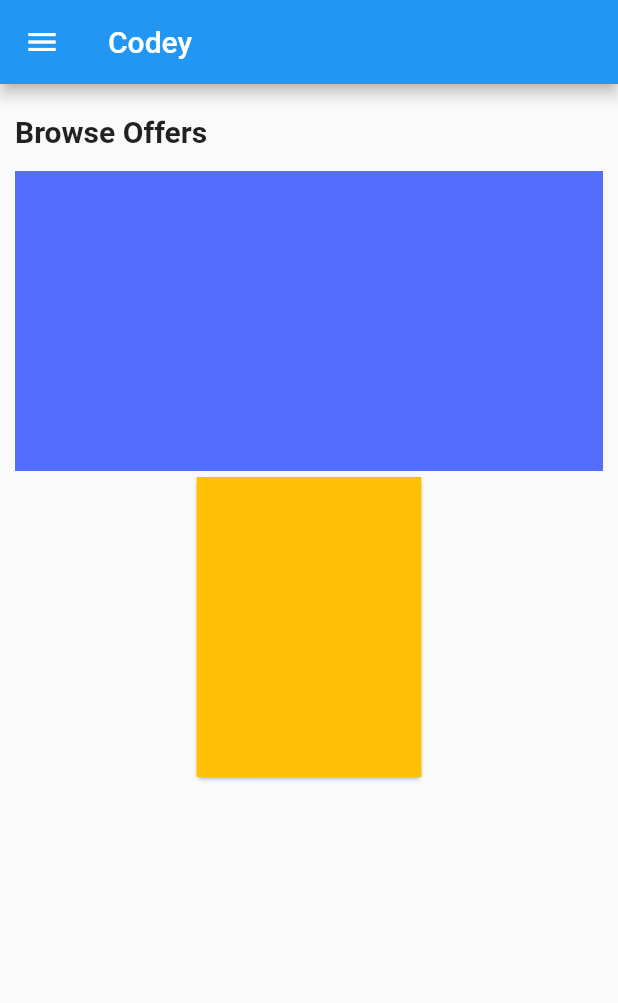
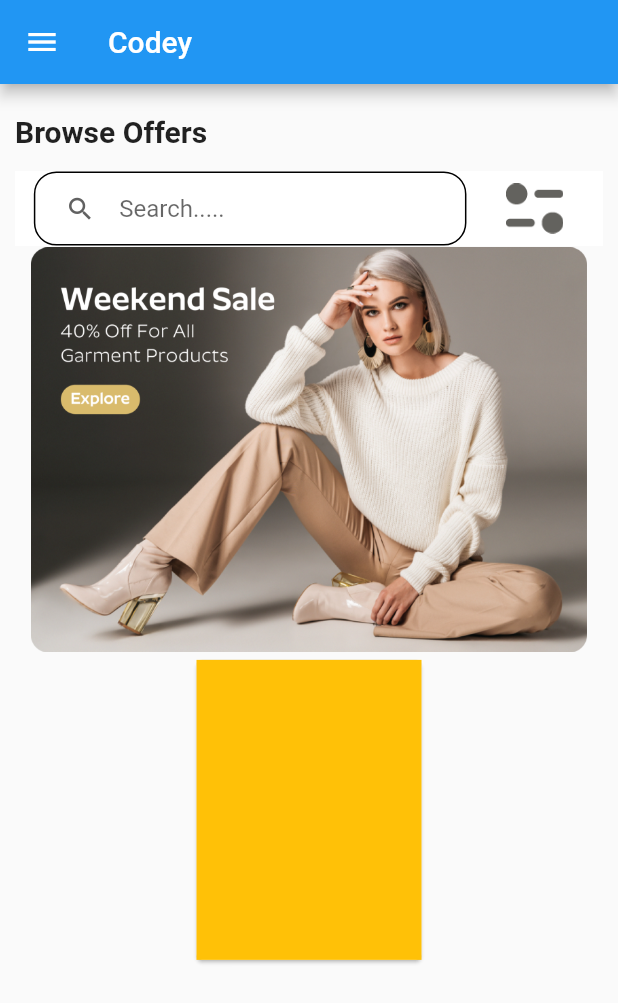
Before and after one commit to abhijitsk/codey, a Flutter app: the screen it shows once a user with an empty profile is signed in, on a phone screen of 412 x 824 dp. Shown: the top 1003 px of the screen. Run offline on Flutter 3.47's test engine with Material 2 defaults, Android fonts, the light colour scheme and no system bars; our stand-ins replace animated_splash_screen, firebase_auth, firebase_core; accounts and stored records are empty.

```diff
--- a/codey/lib/main.dart
+++ b/codey/lib/main.dart
@@ -1,8 +1,8 @@
 import 'package:flutter/material.dart';
 import 'package:firebase_core/firebase_core.dart';
 import 'package:codey/transitions/splash_rotation.dart';
-import 'package:codey/login/resetpassword.dart';
-import 'package:codey/main_pages/homepage.dart';
+import 'package:codey/models/fromDatabase.dart';
+
 
 
 Future main() async {
--- a/codey/lib/main_pages/homepage.dart
+++ b/codey/lib/main_pages/homepage.dart
@@ -1,7 +1,7 @@
 import 'package:flutter/material.dart';
 import 'package:codey/main_pages/slider.dart';
 
-class BodyPage extends StatefulWidget{
+class BodyPage extends StatefulWidget {
   @override
   _BodyPageState createState() => _BodyPageState();
 }
@@ -9,66 +9,100 @@ class BodyPage extends StatefulWidget{
 class _BodyPageState extends State<BodyPage> {
   final GlobalKey<ScaffoldState> _menuKey = new GlobalKey<ScaffoldState>();
   @override
-
-  Widget build(BuildContext context){
-    return  Scaffold(
+  Widget build(BuildContext context) {
+    return Scaffold(
       key: _menuKey,
-
       appBar: AppBar(
         title: Text('Codey'),
-        ),
-
-
+      ),
       drawer: SliderPage(),
-
-
       body: Container(
         height: double.infinity,
         width: double.infinity,
-        margin: EdgeInsets.symmetric(horizontal:10),
-        child: Column(
-          children: <Widget>[
-            SizedBox(height:20),
+        margin: EdgeInsets.symmetric(horizontal: 10),
+        child: SingleChildScrollView(
+          child: Column(children: <Widget>[
+            SizedBox(height: 20),
 
             //-------------------------------------------------------------------------
             Align(
-
               alignment: Alignment.centerLeft,
-              child:Text(
-
+              child: Text(
                 'Browse Offers',
                 style: TextStyle(
                   fontSize: 20,
                   fontWeight: FontWeight.bold,
+                ),
+              ),
+            ),
+            //------------------------------------------------------------------------
+            SizedBox(height: 15),
 
+            Container(
+
+              height: 50,
+              width: double.infinity,
+              color: Colors.white,
+              child: Row(
+                mainAxisAlignment: MainAxisAlignment.spaceEvenly,
+                children: [
+                Container(
+                  height: MediaQuery.of(context).size.height * 0.06,
+                  width: MediaQuery.of(context).size.width * 0.7,
+                  decoration: BoxDecoration(
+                      borderRadius: BorderRadius.all(Radius.circular(15)),
+                      border: Border.all(width: 1.0),
                   ),
-                ),),
-            //------------------------------------------------------------------------
-            SizedBox(height:15),
+                  child: Center(
+                    child: Padding(
+                      padding: EdgeInsets.only(left: 20),
+                      child: SafeArea(
+                                              child: TextField(
+                          style: TextStyle(decoration: TextDecoration.none),
+                          decoration: InputDecoration(
+                            icon: Icon(
+                              Icons.search,
+                              size: 20,
+                              color: Colors.grey[700],
+                            ),
+                            hintText: 'Search.....',
+                            border: InputBorder.none,
+                          ),
+                        ),
+                      ),
+                    ),
+                  ),
+                ),
+              Container(
+                height: MediaQuery.of(context).size.height* 0.06,
+                width: MediaQuery.of(context).size.width*0.16,
+                child: IconButton(
+                  onPressed: (){}, icon: Image.asset('images/filter.png')),)
+              ]),
+            ),
+            //-----------------------------------------------------------------------
             Container(
-              height: 200 ,
-              width: double.infinity,
-              color: Colors.indigoAccent,
-              ),
+              height: MediaQuery.of(context).size.height*0.33,
+              width: MediaQuery.of(context).size.width*0.90,
+              child: Image.asset('images/caraousel.png'),
+            ),
 
             //-------------------------------------------------------------------------
             Column(
               mainAxisAlignment: MainAxisAlignment.start,
-              children:<Widget> [
+              children: <Widget>[
                 Card(
                   child: Container(
                     height: 200,
                     width: 150,
                     color: Colors.amber,
-                    ),
+                  ),
                 ),
               ],
             ),
-
           ]),
+        ),
       ),
-
-
     );
   }
 }
--- a/codey/pubspec.yaml
+++ b/codey/pubspec.yaml
@@ -68,6 +68,8 @@ flutter:
     - images/icon.png
     - images/logo.png
     - images/profile.png
+    - images/filter.png
+    - images/caraousel.png
 
   #   - images/a_dot_burr.jpeg
   #   - images/a_dot_ham.jpeg
```
Also changed, not shown: codey/lib/main_pages/slider.dart (+68 -0 lines), codey/lib/models/fromDatabase.dart (added, +10 -0 lines).
